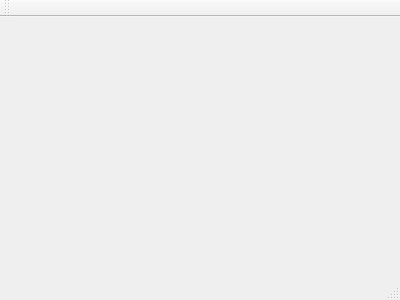
Above: Praktikum 3/p3qt/Praktikum3/mainwindow.ui from co1inco/ELM-PC1-WsSe-2018-19 before the change. Below: the same form after it.
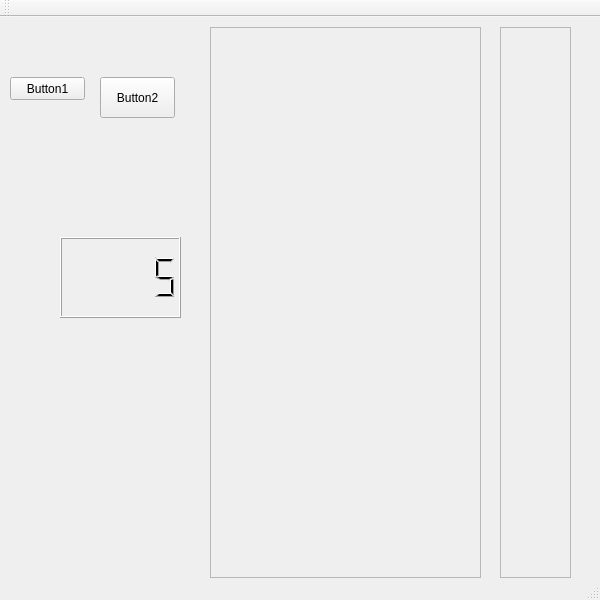
That is the form after the change. Custom widgets are drawn as their Qt base class.

```diff
--- a/Praktikum 3/p3qt/Praktikum3/mainwindow.ui
+++ b/Praktikum 3/p3qt/Praktikum3/mainwindow.ui
@@ -1,24 +1,142 @@
 <ui version="4.0">
  <class>MainWindow</class>
- <widget class="QMainWindow" name="MainWindow" >
-  <property name="geometry" >
+ <widget class="QMainWindow" name="MainWindow">
+  <property name="geometry">
    <rect>
     <x>0</x>
     <y>0</y>
-    <width>400</width>
-    <height>300</height>
+    <width>600</width>
+    <height>600</height>
    </rect>
   </property>
   <property name="windowTitle" >
    <string>MainWindow</string>
   </property>
-  <widget class="QMenuBar" name="menuBar" />
-  <widget class="QToolBar" name="mainToolBar" />
-  <widget class="QWidget" name="centralWidget" />
-  <widget class="QStatusBar" name="statusBar" />
+  <property name="styleSheet">
+   <string notr="true">QFrame::hover
+{
+	background-color: white;
+	MainWindow::test()
+ };
+
+QPushButon::hover
+{	
+background-color: qradialgradient(spread:repeat, cx:0.5, cy:0.5, radius:0.077, fx:0.5, fy:0.5, stop:0 rgba(0, 169, 255, 147), stop:0.497326 rgba(0, 0, 0, 147), stop:1 rgba(0, 169, 255, 147));
+}</string>
+  </property>
+  <widget class="QWidget" name="centralWidget">
+   <widget class="QPushButton" name="pushButton">
+    <property name="geometry">
+     <rect>
+      <x>10</x>
+      <y>60</y>
+      <width>75</width>
+      <height>23</height>
+     </rect>
+    </property>
+    <property name="styleSheet">
+     <string notr="true"/>
+    </property>
+    <property name="text">
+     <string>Button1</string>
+    </property>
+   </widget>
+   <widget class="QPushButton" name="pushButton_2">
+    <property name="geometry">
+     <rect>
+      <x>100</x>
+      <y>60</y>
+      <width>75</width>
+      <height>41</height>
+     </rect>
+    </property>
+    <property name="text">
+     <string>Button2</string>
+    </property>
+   </widget>
+   <widget class="frame1" name="frame">
+    <property name="geometry">
+     <rect>
+      <x>210</x>
+      <y>10</y>
+      <width>271</width>
+      <height>551</height>
+     </rect>
+    </property>
+    <property name="frameShape">
+     <enum>QFrame::StyledPanel</enum>
+    </property>
+    <property name="frameShadow">
+     <enum>QFrame::Raised</enum>
+    </property>
+   </widget>
+   <widget class="QFrame" name="frame_2">
+    <property name="geometry">
+     <rect>
+      <x>500</x>
+      <y>10</y>
+      <width>71</width>
+      <height>551</height>
+     </rect>
+    </property>
+    <property name="styleSheet">
+     <string notr="true">QFrame
+{
+background-color: blue;
+};
+
+
+QFrame::hover
+{
+	alternate-background-color: white;
+	MainWindow::test()
+ };
+
+</string>
+    </property>
+    <property name="frameShape">
+     <enum>QFrame::StyledPanel</enum>
+    </property>
+    <property name="frameShadow">
+     <enum>QFrame::Raised</enum>
+    </property>
+   </widget>
+   <widget class="QLCDNumber" name="lcdNumber">
+    <property name="geometry">
+     <rect>
+      <x>60</x>
+      <y>220</y>
+      <width>121</width>
+      <height>81</height>
+     </rect>
+    </property>
+    <property name="mode">
+     <enum>QLCDNumber::Hex</enum>
+    </property>
+    <property name="value" stdset="0">
+     <double>5.000000000000000</double>
+    </property>
+   </widget>
+  </widget>
+  <widget class="QToolBar" name="mainToolBar">
+   <attribute name="toolBarArea">
+    <enum>TopToolBarArea</enum>
+   </attribute>
+   <attribute name="toolBarBreak">
+    <bool>false</bool>
+   </attribute>
+  </widget>
+  <widget class="QStatusBar" name="statusBar"/>
  </widget>
- <layoutDefault spacing="6" margin="11" />
- <pixmapfunction></pixmapfunction>
+ <layoutdefault spacing="6" margin="11"/>
+ <customwidgets>
+  <customwidget>
+   <class>frame1</class>
+   <extends>QFrame</extends>
+   <header location="global">frame1.h</header>
+   <container>1</container>
+  </customwidget>
+ </customwidgets>
  <resources/>
  <connections/>
 </ui>
```
Left out of the diff: 3 changed lines with no effect on the pictures.
